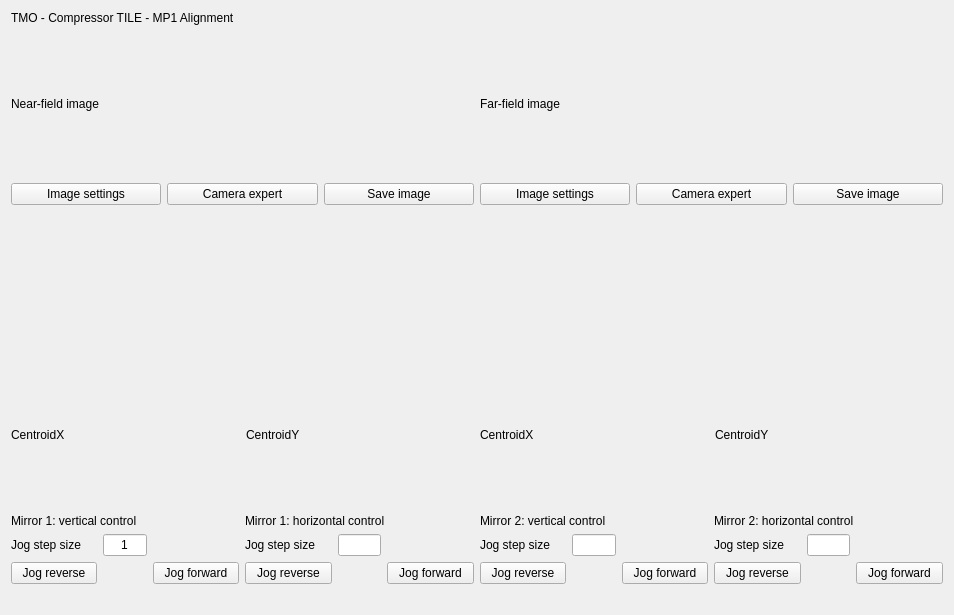
First picture: the form in mods_ui/untitled.ui, repository ebramyoussef/mods-ui, before the edit.
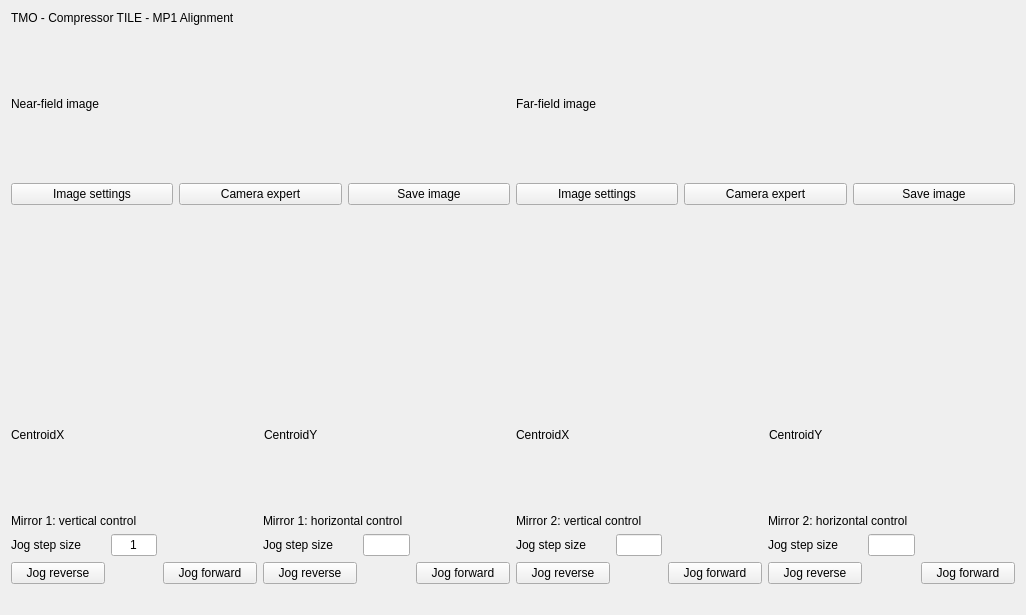
Second picture: the form after the edit. Custom widgets are drawn as their Qt base class.

What changed in the file:
```diff
--- a/mods_ui/untitled.ui
+++ b/mods_ui/untitled.ui
@@ -6,7 +6,7 @@
    <rect>
     <x>0</x>
     <y>0</y>
-    <width>954</width>
+    <width>1026</width>
     <height>615</height>
    </rect>
   </property>
```
Left out of the diff: 8 changed lines with no effect on the pictures.
